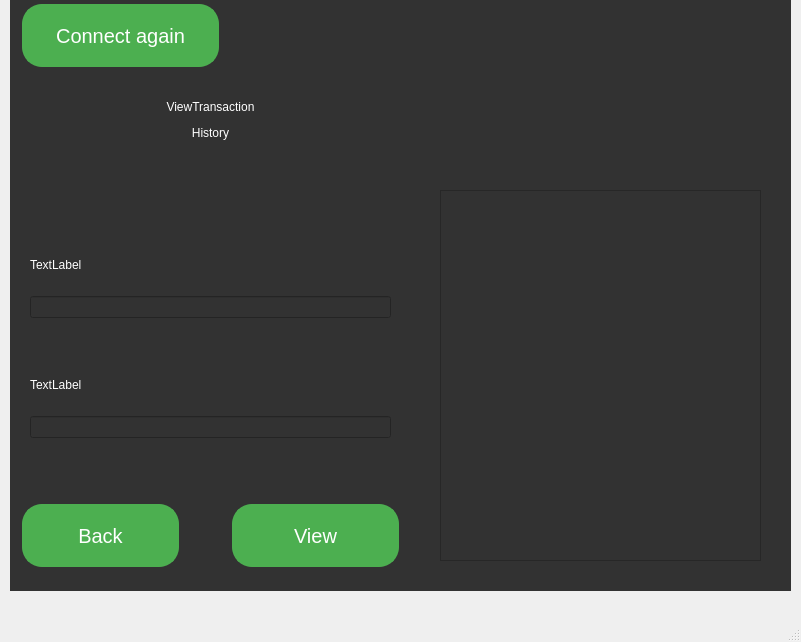
The window that BankSystemUser/mainwindow.ui (KerollosSamaan75/Bank-System-Project) describes before a commit, drawn with Qt 5.
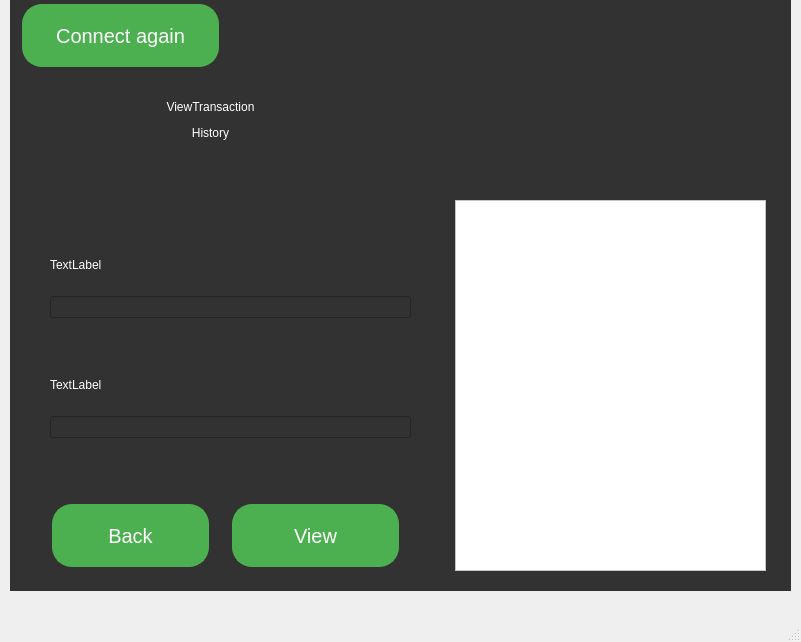
The same window after the commit. The open tabs and pages were chosen to show the change. Icons and pictures are not drawn.

```diff
--- a/BankSystemUser/mainwindow.ui
+++ b/BankSystemUser/mainwindow.ui
@@ -1440,7 +1440,7 @@
      <widget class="QWidget" name="layoutWidget_2">
       <property name="geometry">
        <rect>
-        <x>20</x>
+        <x>40</x>
         <y>240</y>
         <width>361</width>
         <height>78</height>
@@ -1471,7 +1471,7 @@
      <widget class="QWidget" name="layoutWidget_3">
       <property name="geometry">
        <rect>
-        <x>20</x>
+        <x>40</x>
         <y>360</y>
         <width>361</width>
         <height>78</height>
@@ -1544,7 +1544,7 @@
      <widget class="QPushButton" name="pBAdminViewTransactionBack">
       <property name="geometry">
        <rect>
-        <x>10</x>
+        <x>40</x>
         <y>500</y>
         <width>161</width>
         <height>71</height>
@@ -1583,20 +1583,6 @@
        <string>Back</string>
       </property>
      </widget>
-     <widget class="QListWidget" name="AdTransactionHistorylistWidget">
-      <property name="geometry">
-       <rect>
-        <x>430</x>
-        <y>190</y>
-        <width>321</width>
-        <height>371</height>
-       </rect>
-      </property>
-      <property name="styleSheet">
-       <string notr="true">font: 14pt &quot;Segoe UI&quot;;
-color: rgb(255, 255, 255);</string>
-      </property>
-     </widget>
      <widget class="QPushButton" name="pB_ViewTransactionHistoryConnectAgain">
       <property name="geometry">
        <rect>
@@ -1639,6 +1625,20 @@
        <string>Connect again</string>
       </property>
      </widget>
+     <widget class="QTableView" name="AdTransactionHistoryTableView">
+      <property name="geometry">
+       <rect>
+        <x>445</x>
+        <y>200</y>
+        <width>311</width>
+        <height>371</height>
+       </rect>
+      </property>
+      <property name="styleSheet">
+       <string notr="true">background-color: rgb(255, 255, 255);
+font: 700 10pt &quot;Segoe UI&quot;;</string>
+      </property>
+     </widget>
     </widget>
     <widget class="QWidget" name="ViewBankDatabase">
      <widget class="QLabel" name="label_7">
```
Left out of the diff: 173 changed lines with no effect on the pictures.
